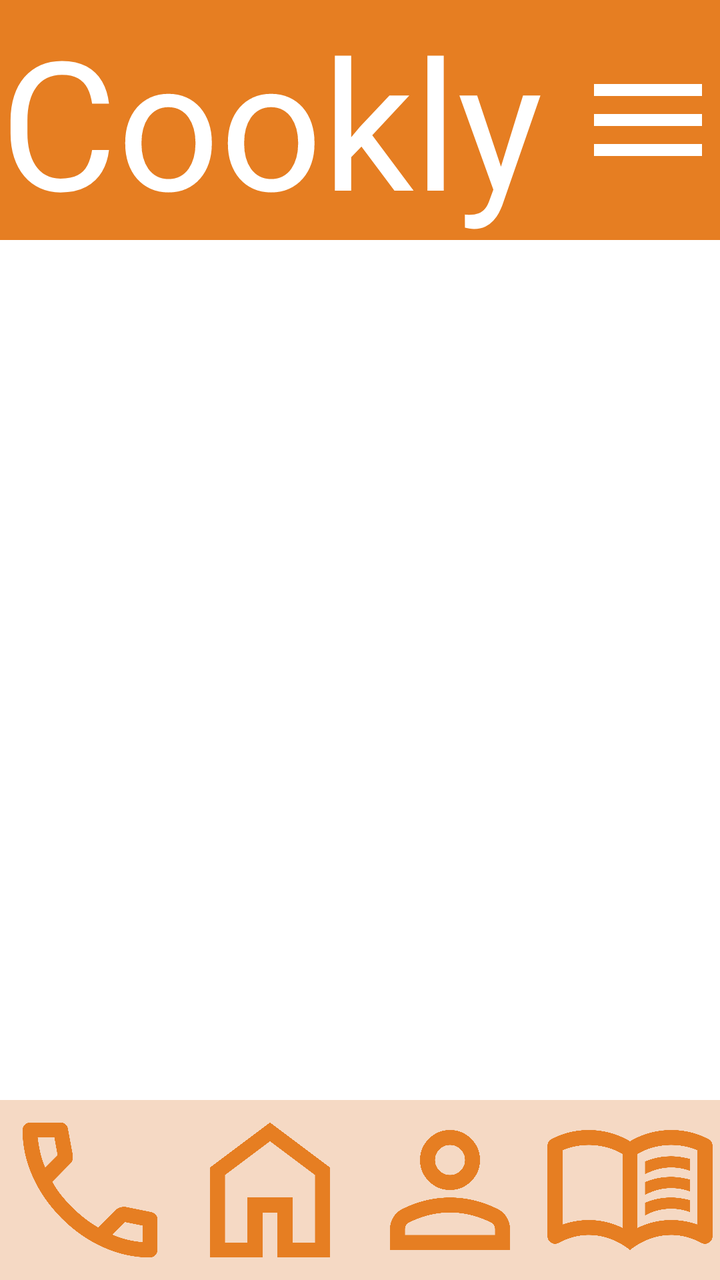
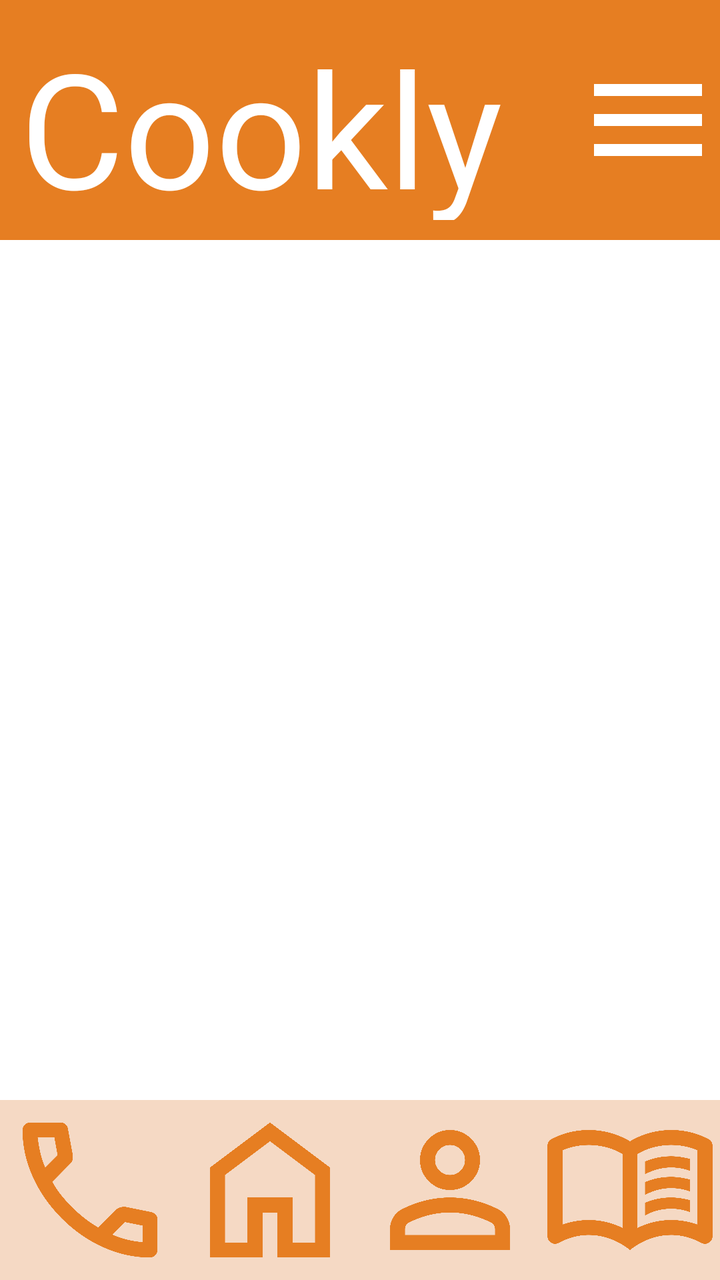

The first picture is an Android layout as it rendered before a commit; the second is the same layout after the commit. The layout source and the unified diff follow.
<!-- AndroidManifest.xml: application theme Theme.Activitat_05 -->
<!-- res/layout/activity_main.xml -->
<?xml version="1.0" encoding="utf-8"?>
<androidx.constraintlayout.widget.ConstraintLayout xmlns:android="http://schemas.android.com/apk/res/android"
    xmlns:app="http://schemas.android.com/apk/res-auto"
    xmlns:tools="http://schemas.android.com/tools"
    android:id="@+id/main"
    android:layout_width="match_parent"
    android:layout_height="match_parent"
    tools:context=".MainActivity">

    <LinearLayout
        android:id="@+id/header"
        android:layout_width="match_parent"
        android:layout_height="120dp"
        app:layout_constraintStart_toStartOf="parent"
        app:layout_constraintTop_toTopOf="parent"
        app:layout_constraintBottom_toTopOf="@id/fragmentContainerView"
        android:background="?attr/headerLink"
        android:orientation="horizontal">

        <TextView
            android:layout_width="0dp"
            android:layout_height="match_parent"
            android:text="@string/logo"
            android:textSize="90sp"
            android:layout_weight="0.8"
            android:textColor="?attr/headerText"/>
        <ImageView
            android:id="@+id/aMSetting"
            android:layout_width="0dp"
            android:layout_height="match_parent"
            android:src="@drawable/menu_24dp"
            android:layout_weight="0.2"/>
    </LinearLayout>

    <androidx.fragment.app.FragmentContainerView
        android:id="@+id/fragmentContainerView"
        android:layout_width="0dp"
        android:layout_height="0dp"
        app:layout_constraintTop_toBottomOf="@id/header"
        app:layout_constraintBottom_toTopOf="@id/footer"
        app:layout_constraintStart_toStartOf="parent"
        app:layout_constraintEnd_toEndOf="parent"/>

    <LinearLayout
        android:id="@+id/footer"
        android:layout_width="match_parent"
        android:layout_height="90dp"
        app:layout_constraintBottom_toBottomOf="parent"
        android:orientation="horizontal"
        android:background="?attr/footer">

        <LinearLayout
            android:id="@+id/aMHelp"
            android:layout_width="0dp"
            android:layout_height="match_parent"
            android:layout_weight="1">

            <ImageView
                android:layout_width="match_parent"
                android:layout_height="match_parent"
                android:src="@drawable/help_24dp"/>
        </LinearLayout>

        <LinearLayout
            android:id="@+id/aMHome"
            android:layout_width="0dp"
            android:layout_height="match_parent"
            android:layout_weight="1">

            <ImageView
                android:layout_width="match_parent"
                android:layout_height="match_parent"
                android:src="@drawable/home_24dp"/>
        </LinearLayout>

        <LinearLayout
            android:id="@+id/aMProfile"
            android:layout_width="0dp"
            android:layout_height="match_parent"
            android:layout_weight="1">

            <ImageView
                android:layout_width="match_parent"
                android:layout_height="match_parent"
                android:src="@drawable/profile_24dp"/>
        </LinearLayout>

        <LinearLayout
            android:id="@+id/aMMyRecipe"
            android:layout_width="0dp"
            android:layout_height="match_parent"
            android:layout_weight="1">

            <ImageView
                android:layout_width="match_parent"
                android:layout_height="match_parent"
                android:src="@drawable/list_24dp"/>
        </LinearLayout>
    </LinearLayout>
</androidx.constraintlayout.widget.ConstraintLayout>
<!-- resources referenced by this layout -->
<resources>
  <!-- drawable help_24dp (drawable) -->
  <vector xmlns:android="http://schemas.android.com/apk/res/android"
      android:width="24dp"
      android:height="24dp"
      android:viewportWidth="960"
      android:viewportHeight="960">
    <path
        android:pathData="M798,840q-125,0 -247,-54.5T329,631Q229,531 174.5,409T120,162q0,-18 12,-30t30,-12h162q14,0 25,9.5t13,22.5l26,140q2,16 -1,27t-11,19l-97,98q20,37 47.5,71.5T387,574q31,31 65,57.5t72,48.5l94,-94q9,-9 23.5,-13.5T670,570l138,28q14,4 23,14.5t9,23.5v162q0,18 -12,30t-30,12ZM241,360l66,-66 -17,-94h-89q5,41 14,81t26,79ZM599,718q39,17 79.5,27t81.5,13v-88l-94,-19 -67,67ZM241,360ZM599,718Z"
        android:fillColor="#E67E22"/>
  </vector>
  <!-- drawable home_24dp (drawable) -->
  <vector xmlns:android="http://schemas.android.com/apk/res/android"
      android:width="24dp"
      android:height="24dp"
      android:viewportWidth="960"
      android:viewportHeight="960">
    <path
        android:pathData="M240,760h120v-240h240v240h120v-360L480,220 240,400v360ZM160,840v-480l320,-240 320,240v480L520,840v-240h-80v240L160,840ZM480,490Z"
        android:fillColor="#E67E22"/>
  </vector>
  <!-- drawable menu_24dp (drawable) -->
  <vector xmlns:android="http://schemas.android.com/apk/res/android"
      android:width="24dp"
      android:height="24dp"
      android:viewportWidth="960"
      android:viewportHeight="960">
    <path
        android:pathData="M120,720v-80h720v80L120,720ZM120,520v-80h720v80L120,520ZM120,320v-80h720v80L120,320Z"
        android:fillColor="#FFFFFF"/>
  </vector>
  <!-- drawable profile_24dp (drawable) -->
  <vector xmlns:android="http://schemas.android.com/apk/res/android"
      android:width="24dp"
      android:height="24dp"
      android:viewportWidth="960"
      android:viewportHeight="960">
    <path
        android:pathData="M367,433q-47,-47 -47,-113t47,-113q47,-47 113,-47t113,47q47,47 47,113t-47,113q-47,47 -113,47t-113,-47ZM160,800v-112q0,-34 17.5,-62.5T224,582q62,-31 126,-46.5T480,520q66,0 130,15.5T736,582q29,15 46.5,43.5T800,688v112L160,800ZM240,720h480v-32q0,-11 -5.5,-20T700,654q-54,-27 -109,-40.5T480,600q-56,0 -111,13.5T260,654q-9,5 -14.5,14t-5.5,20v32ZM536.5,376.5Q560,353 560,320t-23.5,-56.5Q513,240 480,240t-56.5,23.5Q400,287 400,320t23.5,56.5Q447,400 480,400t56.5,-23.5ZM480,320ZM480,720Z"
        android:fillColor="#E67E22"/>
  </vector>
  <string name="logo">Cookly</string>
  <style name="Theme.Activitat_05" parent="Base.Theme.Activitat_05" />
  <style name="Base.Theme.Activitat_05" parent="Theme.Material3Expressive.DayNight.NoActionBar">
          
          <item name="headerLink">@color/headerLink</item>
          <item name="subHeader">@color/subtitle</item>
          <item name="subHeaderText">@color/subtitleText</item>
          <item name="colorPrimary">@color/headerLink</item>
  
          <item name="body">@color/body</item>
  
          <item name="footer">@color/footer</item>
  
          <item name="android:textColor">@color/textGeneral</item>
  
          <item name="headerText">@color/headerText</item>
          <item name="colorOnPrimary">@color/headerText</item>
          <item name="black">@color/black</item>
      </style>
  <color name="headerLink">#E67E22</color>
  <color name="subtitle">#F9EBDC</color>
  <color name="subtitleText">#5D4037</color>
  <color name="body">#FFF8F0</color>
  <color name="footer">#F5D9C4</color>
  <color name="textGeneral">#5D4037</color>
  <color name="headerText">#FFFFFF</color>
  <color name="black">#000000</color>
  <!-- unchanged entries left out for length: 1 -->
</resources>

<!-- the commit's change to res/layout/activity_main.xml (unified diff, before → after) -->
@@ -21,7 +21,8 @@
             android:layout_width="0dp"
             android:layout_height="match_parent"
             android:text="@string/logo"
-            android:textSize="90sp"
+            android:padding="10dp"
+            android:textSize="80sp"
             android:layout_weight="0.8"
             android:textColor="?attr/headerText"/>
         <ImageView
